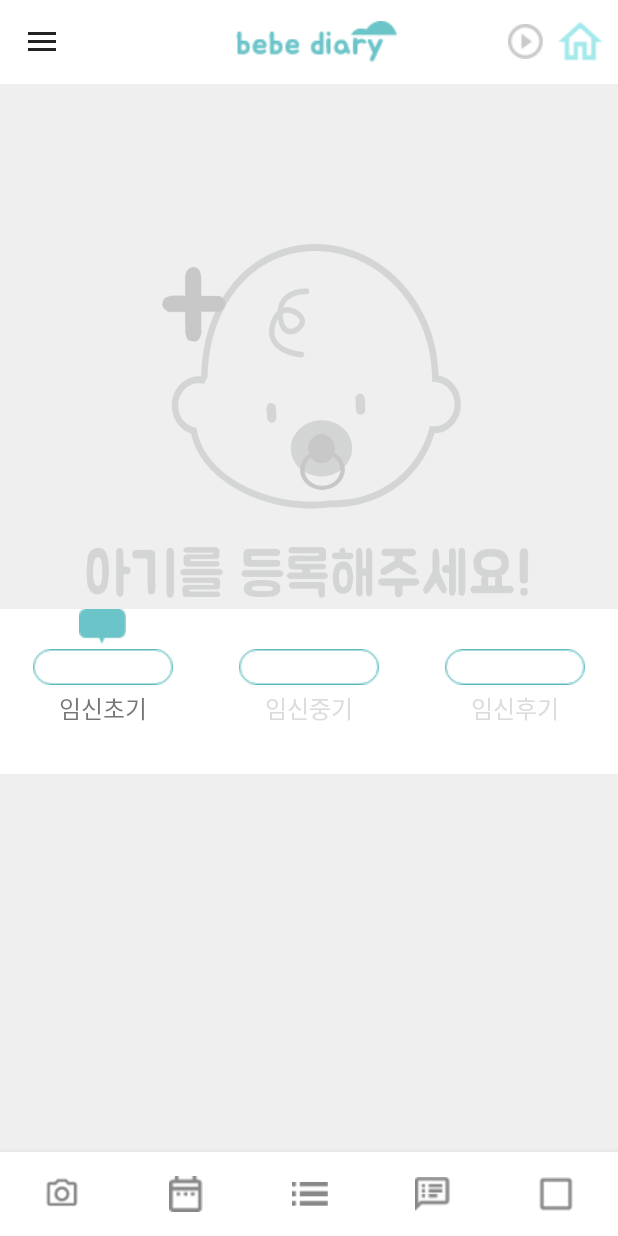
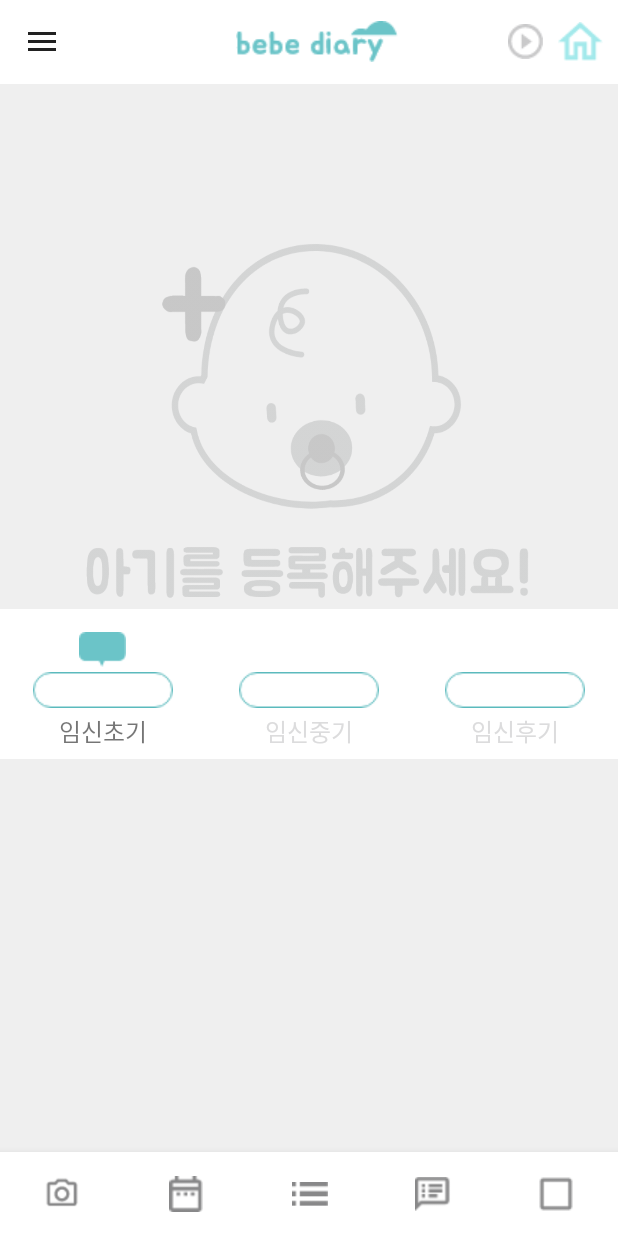
Before and after one commit to hyunji92/BebeDiary, an Android app: the screen it shows after launch (MainActivity), on a phone screen of 412 x 824 dp. Run offline under Robolectric (Android 15) with nearby library versions, the phone set to English and light mode, and no system bars; our stand-ins replace Room's generated code, RxJava; libraries missing offline, so code that uses them is left out: com.facebook.stetho; pictures from the network do not load; 1 statement that could not run was skipped.

Commit message:
메인화면 임신 기간 프로그레스 UI 추가

```diff
--- a/app/src/main/res/layout/contents_main.xml
+++ b/app/src/main/res/layout/contents_main.xml
@@ -256,7 +256,7 @@
                 <!-- 임신 상태 정보 그룹 레이아웃 -->
                 <LinearLayout
                         android:layout_width="match_parent"
-                        android:layout_height="110dp"
+                        android:layout_height="100dp"
                         android:background="#ffffff"
                         android:orientation="vertical"
                         android:visibility="visible">
@@ -264,6 +264,7 @@
                     <LinearLayout
                             android:layout_width="match_parent"
                             android:layout_height="wrap_content"
+                            android:layout_marginTop="15dp"
                             android:orientation="horizontal">
 
                         <LinearLayout
```
